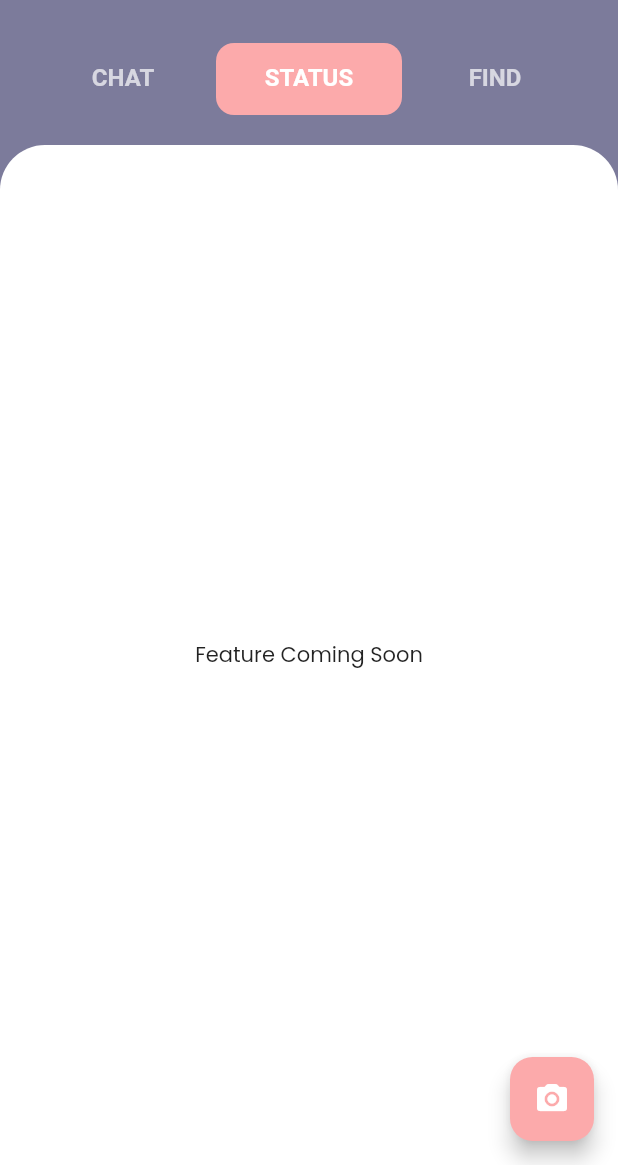
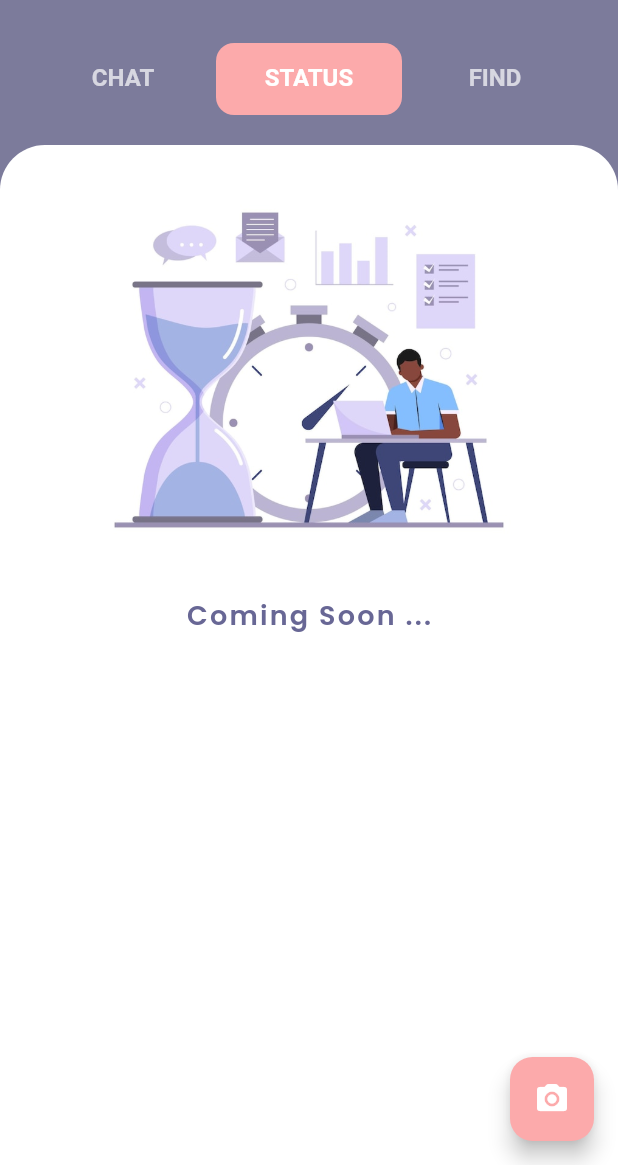
Before and after one commit to iamartyaa/my_quick_chat, a Flutter app: the screen it shows once a user with an empty profile is signed in, tab 2 chosen, on a phone screen of 412 x 824 dp, the part 71-1236 px from its top. Run offline on Flutter 3.47's test engine with Material 2 defaults, Android fonts, the phone set to English and light mode, and no system bars; our stand-ins replace cloud_firestore, firebase_auth, firebase_core, flutter_svg, google_fonts; accounts and stored records are empty.

Commit message:
minor Fixes STATUS bar

```diff
--- a/lib/screens/home/home_screen.dart
+++ b/lib/screens/home/home_screen.dart
@@ -94,8 +94,25 @@
                 controller: tabController,
                 children: [
                   Chats(),
-                  const Center(child: Text('Feature Coming Soon')),
-                  SearchFriends(),
+                  Column(
+                    children: [
+                      SizedBox(
+                        height: 300,
+                        width: 300,
+                        child: Center(
+                          child: Image.asset(
+                            'assets/images/hourglass.jpg',
+                            fit: BoxFit.contain,
+                          ),
+                        ),
+                      ),
+                      Text(
+                        'Coming Soon ...',
+                        style: MyTheme.heading2,
+                      ),
+                    ],
+                  ),
+                  const SearchFriends(),
                 ],
               ),
             ),
@@ -108,7 +125,7 @@
           borderRadius: BorderRadius.circular(15),
         ),
         onPressed: () {
-          if(currentTabIndex ==0 ){
+          if (currentTabIndex == 0) {
             Navigator.of(context).pushNamed(SelectContactScreen.routeName);
           }
         },
--- a/pubspec.yaml
+++ b/pubspec.yaml
@@ -74,6 +74,7 @@
     - assets/icons/
     - assets/images/empty.jpeg
     - assets/images/noResult.jpeg
+    - assets/images/hourglass.jpg
 
   # An image asset can refer to one or more resolution-specific "variants", see
   # https://flutter.dev/assets-and-images/#resolution-aware
```
